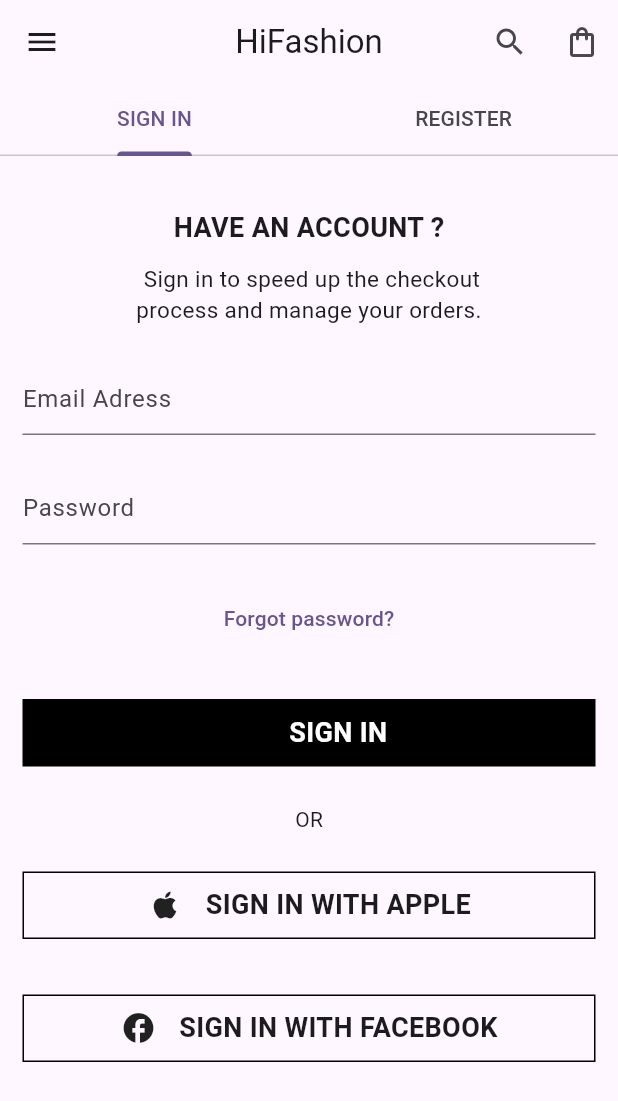
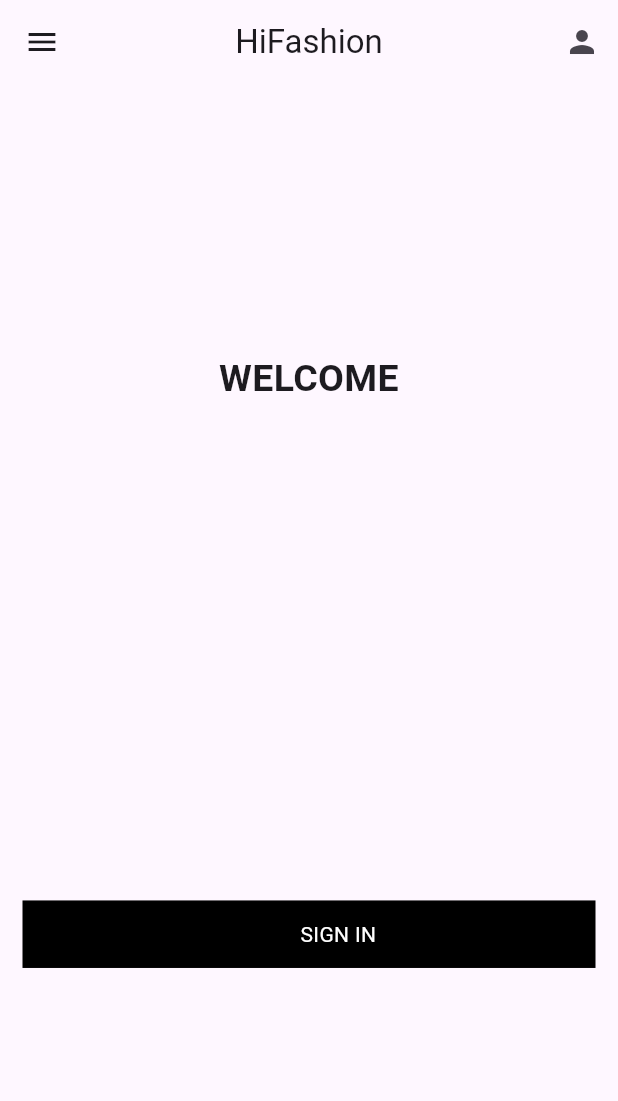
Before and after one commit to sadiqawan/FYP_app, a Flutter app: the screen it shows after launch, after a tap on "SIGN IN", on a phone screen of 412 x 824 dp. Shown: the top 1101 px of the screen. Run offline on Flutter 3.47's test engine with Material 3 defaults, Android fonts, the phone set to English and light mode, and no system bars; our stand-ins replace font_awesome_flutter, google_fonts.

Commit message:
welcome and profile screen done

```diff
--- a/lib/custom_widget/sigin_tab.dart
+++ b/lib/custom_widget/sigin_tab.dart
@@ -1,3 +1,4 @@
+import 'package:final_year_project/screens/welcome_screen.dart';
 import 'package:flutter/material.dart';
 
 import 'custom_button.dart';
@@ -60,7 +61,9 @@ class _SignInTabState extends State<SignInTab> {
                 ),
                 CustomButton(
                   text: 'SIGN IN',
-                  onTap: () {},
+                  onTap: () {
+                    Navigator.of(context).push(MaterialPageRoute(builder: (context) => const WelcomeScreen()));
+                  },
                   backgroundColor: Colors.black,
                   textStyle: const TextStyle(
                       color: Colors.white,
--- a/lib/screens/login_screen.dart
+++ b/lib/screens/login_screen.dart
@@ -24,17 +24,25 @@ class _LoginScreenState extends State<LoginScreen> {
           ],
           centerTitle: true,
           title: const Text('HiFashion'),
-          bottom: const TabBar(tabs: [
+          bottom: const TabBar(
+              labelColor: Colors.black,
+
+              tabs: [
             Tab(text: 'SIGN IN'),
             Tab(text: 'REGISTER'),
           ]),
         ),
         drawer: Drawer(
           child: ListView(
-            children: [],
+            children: const [],
           ),
         ),
-        body: TabBarView(children: [SignInTab(), RegisterTab()]),
+        body: const TabBarView(
+          children: [
+            SignInTab(),
+            RegisterTab(),
+          ],
+        ),
       ),
     );
   }
--- /dev/null
+++ b/lib/screens/welcome_screen.dart
@@ -0,0 +1,51 @@
+import 'package:final_year_project/custom_widget/custom_button.dart';
+import 'package:final_year_project/screens/my_account_screen.dart';
+import 'package:flutter/material.dart';
+
+class WelcomeScreen extends StatelessWidget {
+  const WelcomeScreen({super.key});
+
+  @override
+  Widget build(BuildContext context) {
+    return Scaffold(
+      drawer: Drawer(
+        child: ListView(
+          children: const [],
+        ),
+      ),
+      appBar: AppBar(
+        actions: [
+          // IconButton(onPressed: () {}, icon: const Icon(Icons.search)),
+          IconButton(onPressed: () {
+            Navigator.of(context).push(MaterialPageRoute(builder: (context) =>const  MyAccount()));
+          }, icon: const Icon(Icons.person)),
+        ],
+        centerTitle: true,
+        title: const Text('HiFashion'),
+      ),
+      body: Padding(
+        padding: const EdgeInsets.all(15.0),
+        child: Column(
+          mainAxisAlignment: MainAxisAlignment.center,
+          children: [
+            const Center(
+              child: Text('WELCOME', style: TextStyle(fontWeight: FontWeight.bold, fontSize: 25,),
+                textAlign: TextAlign.center,),
+            ),
+            SizedBox(
+              height: MediaQuery.sizeOf(context).height * 0.4,
+            ),
+            CustomButton(
+              text: 'SIGN IN',
+              backgroundColor: Colors.black,
+              textStyle: const  TextStyle(color: Colors.white),
+              onTap: () {
+
+              },
+            )
+          ],
+        ),
+      ),
+    );
+  }
+}
--- a/pubspec.yaml
+++ b/pubspec.yaml
@@ -36,6 +36,7 @@ dependencies:
   # Use with the CupertinoIcons class for iOS style icons.
   cupertino_icons: ^1.0.2
   google_fonts: ^6.1.0
+  font_awesome_flutter: ^10.7.0
 
 dev_dependencies:
   flutter_test:
```
Also changed, not shown: lib/custom_widget/my_account_custom_buttons.dart (added, +19 -0 lines), lib/custom_widget/register_tab.dart (+7 -3 lines), lib/screens/my_account_screen.dart (added, +110 -0 lines), pubspec.lock.
